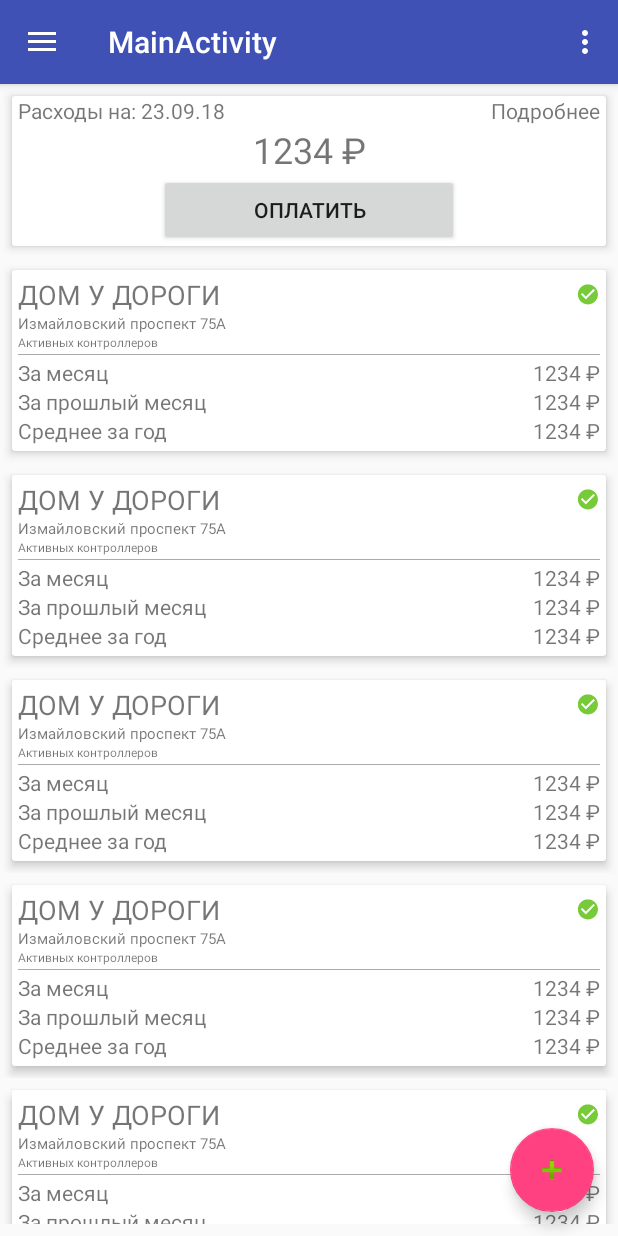
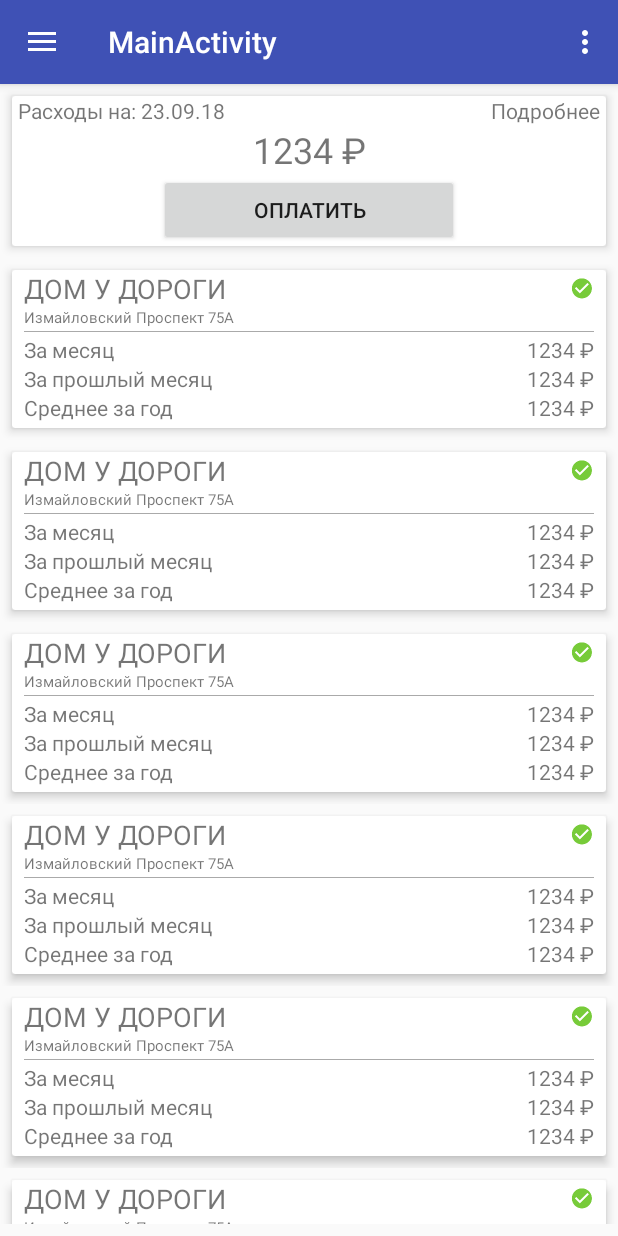
Before and after one commit to M4MController/android-app, an Android app: the screen it shows after launch (MainActivity), on a phone screen of 412 x 824 dp. Run offline under Robolectric (Android 15) with nearby library versions, the phone set to English and light mode, and no system bars; our stand-ins replace ButterKnife, Dagger/Hilt's generated code.

Commit message:
Added object activity

```diff
--- a/app/src/main/AndroidManifest.xml
+++ b/app/src/main/AndroidManifest.xml
@@ -22,6 +22,11 @@
             </intent-filter>
 
         </activity>
+
+        <activity
+            android:name=".ui.object.ObjectActivity"
+            android:label="@string/title_activity_main"
+            android:theme="@style/AppTheme.NoActionBar" />
     </application>
 
 </manifest>
--- a/app/src/main/java/com/m4m/lieroz/m4m_mobile/di/component/ActivityComponent.java
+++ b/app/src/main/java/com/m4m/lieroz/m4m_mobile/di/component/ActivityComponent.java
@@ -3,6 +3,7 @@ package com.m4m.lieroz.m4m_mobile.di.component;
 import com.m4m.lieroz.m4m_mobile.di.PerActivity;
 import com.m4m.lieroz.m4m_mobile.di.module.ActivityModule;
 import com.m4m.lieroz.m4m_mobile.ui.main.MainActivity;
+import com.m4m.lieroz.m4m_mobile.ui.object.ObjectActivity;
 
 import dagger.Component;
 
@@ -11,4 +12,6 @@ import dagger.Component;
 public interface ActivityComponent {
 
     void inject(MainActivity activity);
+
+    void inject(ObjectActivity activity);
 }
--- a/app/src/main/java/com/m4m/lieroz/m4m_mobile/di/module/ActivityModule.java
+++ b/app/src/main/java/com/m4m/lieroz/m4m_mobile/di/module/ActivityModule.java
@@ -8,6 +8,9 @@ import com.m4m.lieroz.m4m_mobile.di.PerActivity;
 import com.m4m.lieroz.m4m_mobile.ui.main.MainMvpPresenter;
 import com.m4m.lieroz.m4m_mobile.ui.main.MainMvpView;
 import com.m4m.lieroz.m4m_mobile.ui.main.MainPresenter;
+import com.m4m.lieroz.m4m_mobile.ui.object.ObjectMvpPresenter;
+import com.m4m.lieroz.m4m_mobile.ui.object.ObjectMvpView;
+import com.m4m.lieroz.m4m_mobile.ui.object.ObjectPresenter;
 
 import dagger.Module;
 import dagger.Provides;
@@ -37,4 +40,10 @@ public class ActivityModule {
     MainMvpPresenter<MainMvpView> provideMainPresenter(MainPresenter<MainMvpView> presenter) {
         return presenter;
     }
+
+    @Provides
+    @PerActivity
+    ObjectMvpPresenter<ObjectMvpView> provideObjectPresenter(ObjectPresenter<ObjectMvpView> presenter) {
+        return presenter;
+    }
 }
--- a/app/src/main/java/com/m4m/lieroz/m4m_mobile/ui/main/MainActivity.java
+++ b/app/src/main/java/com/m4m/lieroz/m4m_mobile/ui/main/MainActivity.java
@@ -2,8 +2,6 @@ package com.m4m.lieroz.m4m_mobile.ui.main;
 
 import android.os.Bundle;
 import android.support.annotation.NonNull;
-import android.support.design.widget.FloatingActionButton;
-import android.support.design.widget.Snackbar;
 import android.support.v4.view.GravityCompat;
 import android.support.v7.widget.LinearLayoutManager;
 import android.support.v7.widget.RecyclerView;
@@ -37,9 +35,6 @@ public class MainActivity extends BaseActivity implements MainMvpView {
     @BindView(R.id.nav_view)
     NavigationView mNavigationView;
 
-    @BindView(R.id.fab)
-    FloatingActionButton mFab;
-
     @BindView(R.id.toolbar)
     Toolbar mToolbar;
 
@@ -50,11 +45,7 @@ public class MainActivity extends BaseActivity implements MainMvpView {
 
         getActivityComponent().inject(this);
         setUnBinder(ButterKnife.bind(this));
-        mPresenter.onAttach(this);
         setUp();
-
-        mRecyclerView.setLayoutManager(new LinearLayoutManager(this));
-        mRecyclerView.setAdapter(new MainAdapter());
     }
 
     @Override
@@ -72,6 +63,8 @@ public class MainActivity extends BaseActivity implements MainMvpView {
 
     @Override
     protected void setUp() {
+        mPresenter.onAttach(this);
+
         setSupportActionBar(mToolbar);
         ActionBarDrawerToggle toggle = new ActionBarDrawerToggle(
                 this,
@@ -94,13 +87,8 @@ public class MainActivity extends BaseActivity implements MainMvpView {
         toggle.syncState();
         setupNavMenu();
 
-        mFab.setOnClickListener(new View.OnClickListener() {
-            @Override
-            public void onClick(View view) {
-                Snackbar.make(view, "Replace with your own action", Snackbar.LENGTH_LONG)
-                        .setAction("Action", null).show();
-            }
-        });
+        mRecyclerView.setLayoutManager(new LinearLayoutManager(this));
+        mRecyclerView.setAdapter(new MainAdapter());
     }
 
     @Override
--- a/app/src/main/java/com/m4m/lieroz/m4m_mobile/ui/main/MainAdapter.java
+++ b/app/src/main/java/com/m4m/lieroz/m4m_mobile/ui/main/MainAdapter.java
@@ -1,6 +1,9 @@
 package com.m4m.lieroz.m4m_mobile.ui.main;
 
+import android.content.Context;
+import android.content.Intent;
 import android.support.annotation.NonNull;
+import android.support.v7.widget.CardView;
 import android.support.v7.widget.RecyclerView;
 import android.view.LayoutInflater;
 import android.view.View;
@@ -8,13 +11,29 @@ import android.view.ViewGroup;
 
 import com.m4m.lieroz.m4m_mobile.R;
 import com.m4m.lieroz.m4m_mobile.ui.base.BaseViewHolder;
+import com.m4m.lieroz.m4m_mobile.ui.object.ObjectActivity;
+
+import butterknife.BindView;
+import butterknife.ButterKnife;
 
 public class MainAdapter extends RecyclerView.Adapter<BaseViewHolder> {
 
     public class ViewHolder extends BaseViewHolder {
 
-        public ViewHolder(View itemView) {
+        @BindView(R.id.object_card_view)
+        CardView mCardView;
+
+        public ViewHolder(final View itemView) {
             super(itemView);
+            ButterKnife.bind(this, itemView);
+
+            mCardView.setOnClickListener(new View.OnClickListener() {
+                @Override
+                public void onClick(View v) {
+                    Context context = itemView.getContext();
+                    context.startActivity(new Intent(context, ObjectActivity.class));
+                }
+            });
         }
 
         protected void clear() {
--- /dev/null
+++ b/app/src/main/java/com/m4m/lieroz/m4m_mobile/ui/object/ObjectAdapter.java
@@ -0,0 +1,4 @@
+package com.m4m.lieroz.m4m_mobile.ui.object;
+
+public class ObjectAdapter {
+}
--- /dev/null
+++ b/app/src/main/java/com/m4m/lieroz/m4m_mobile/ui/object/ObjectMvpPresenter.java
@@ -0,0 +1,6 @@
+package com.m4m.lieroz.m4m_mobile.ui.object;
+
+import com.m4m.lieroz.m4m_mobile.ui.base.MvpPresenter;
+
+public interface ObjectMvpPresenter<V extends ObjectMvpView> extends MvpPresenter<V> {
+}
--- /dev/null
+++ b/app/src/main/java/com/m4m/lieroz/m4m_mobile/ui/object/ObjectMvpView.java
@@ -0,0 +1,6 @@
+package com.m4m.lieroz.m4m_mobile.ui.object;
+
+import com.m4m.lieroz.m4m_mobile.ui.base.MvpView;
+
+public interface ObjectMvpView extends MvpView {
+}
--- a/app/src/main/res/layout/app_bar_main.xml
+++ b/app/src/main/res/layout/app_bar_main.xml
@@ -27,12 +27,4 @@
         android:layout_height="match_parent"
         app:layout_behavior="@string/appbar_scrolling_view_behavior" />
 
-    <android.support.design.widget.FloatingActionButton
-        android:id="@+id/fab"
-        android:layout_width="wrap_content"
-        android:layout_height="wrap_content"
-        android:layout_gravity="bottom|end"
-        android:layout_margin="@dimen/fab_margin"
-        app:srcCompat="@android:drawable/ic_input_add" />
-
 </android.support.design.widget.CoordinatorLayout>
--- a/app/src/main/res/layout/object_recycler_item.xml
+++ b/app/src/main/res/layout/object_recycler_item.xml
@@ -6,6 +6,7 @@
     android:layout_height="wrap_content">
 
     <android.support.v7.widget.CardView
+        android:id="@+id/object_card_view"
         android:layout_width="match_parent"
         android:layout_height="wrap_content"
         android:layout_marginBottom="8dp"
@@ -22,12 +23,14 @@
         <LinearLayout
             android:layout_width="match_parent"
             android:layout_height="match_parent"
-            android:layout_margin="4dp"
+            android:layout_marginBottom="4dp"
+            android:layout_marginEnd="8dp"
+            android:layout_marginStart="8dp"
             android:orientation="vertical">
 
             <LinearLayout
                 android:layout_width="match_parent"
-                android:layout_height="match_parent"
+                android:layout_height="wrap_content"
                 android:orientation="horizontal">
 
                 <TextView
@@ -35,6 +38,7 @@
                     android:layout_width="match_parent"
                     android:layout_height="wrap_content"
                     android:layout_weight="1"
+                    android:gravity="center_vertical|start"
                     android:text="ДОМ У ДОРОГИ"
                     android:textSize="18sp" />
 
@@ -42,25 +46,20 @@
                     android:id="@+id/object_status_icon_view"
                     android:layout_width="wrap_content"
                     android:layout_height="match_parent"
+                    android:layout_gravity="top|end"
                     android:layout_weight="1"
                     app:srcCompat="@drawable/ic_ok" />
 
             </LinearLayout>
 
             <TextView
-                android:id="@+id/object_street_view"
-                android:layout_width="match_parent"
-                android:layout_height="0dp"
-                android:layout_weight="1"
-                android:text="Измайловский проспект 75А"
-                android:textSize="10sp" />
-
-            <TextView
-                android:id="@+id/object_active_controllers_view"
+                android:id="@+id/object_card_street_view"
                 android:layout_width="match_parent"
                 android:layout_height="wrap_content"
-                android:text="Активных контроллеров"
-                android:textSize="8sp" />
+                android:layout_weight="1"
+                android:gravity="center_vertical|start"
+                android:text="Измайловский Проспект 75А"
+                android:textSize="10sp" />
 
             <View
                 android:layout_width="match_parent"
@@ -74,65 +73,68 @@
                 android:layout_height="match_parent"
                 android:orientation="horizontal">
 
+                <LinearLayout
+                    android:layout_width="wrap_content"
+                    android:layout_height="match_parent"
+                    android:orientation="vertical">
+
                     <TextView
                         android:id="@+id/object_month_sum_title"
-                    android:layout_width="wrap_content"
+                        android:layout_width="match_parent"
                         android:layout_height="wrap_content"
                         android:layout_weight="1"
+                        android:gravity="start"
                         android:text="За месяц" />
 
                     <TextView
-                    android:id="@+id/object_month_sum_data"
-                    android:layout_width="wrap_content"
+                        android:id="@+id/object_prev_month_sum_title"
+                        android:layout_width="match_parent"
                         android:layout_height="wrap_content"
                         android:layout_weight="1"
-                    android:gravity="right|center"
-                    android:text="@string/currency" />
+                        android:clickable="true"
+                        android:gravity="start"
+                        android:text="За прошлый месяц" />
+
+                    <TextView
+                        android:id="@+id/object_year_avg_title"
+                        android:layout_width="match_parent"
+                        android:layout_height="wrap_content"
+                        android:layout_weight="1"
+                        android:gravity="start"
+                        android:text="Среднее за год" />
                 </LinearLayout>
 
                 <LinearLayout
                     android:layout_width="match_parent"
                     android:layout_height="match_parent"
-                android:orientation="horizontal">
+                    android:orientation="vertical">
 
                     <TextView
-                    android:id="@+id/object_prev_month_sum_title"
-                    android:layout_width="wrap_content"
+                        android:id="@+id/object_month_sum_data"
+                        android:layout_width="match_parent"
                         android:layout_height="wrap_content"
                         android:layout_weight="1"
-                    android:clickable="true"
-                    android:text="За прошлый месяц" />
+                        android:gravity="end"
+                        android:text="@string/currency" />
 
                     <TextView
                         android:id="@+id/object_prev_month_sum_data"
-                    android:layout_width="wrap_content"
+                        android:layout_width="match_parent"
                         android:layout_height="wrap_content"
                         android:layout_weight="1"
-                    android:gravity="right|center"
+                        android:gravity="end"
                         android:text="@string/currency" />
-            </LinearLayout>
-
-            <LinearLayout
-                android:layout_width="match_parent"
-                android:layout_height="match_parent"
-                android:orientation="horizontal">
-
-                <TextView
-                    android:id="@+id/object_year_avg_title"
-                    android:layout_width="wrap_content"
-                    android:layout_height="wrap_content"
-                    android:layout_weight="1"
-                    android:text="Среднее за год" />
 
                     <TextView
                         android:id="@+id/object_year_avg_data"
-                    android:layout_width="wrap_content"
+                        android:layout_width="match_parent"
                         android:layout_height="wrap_content"
-                    android:layout_gravity="right|center"
                         android:layout_weight="1"
-                    android:gravity="right|center"
+                        android:gravity="end"
                         android:text="@string/currency" />
                 </LinearLayout>
             </LinearLayout>
+
+        </LinearLayout>
     </android.support.v7.widget.CardView>
 </android.support.constraint.ConstraintLayout>
```
Also changed, not shown: app/src/main/java/com/m4m/lieroz/m4m_mobile/ui/object/ObjectActivity.java (added, +43 -0 lines), app/src/main/java/com/m4m/lieroz/m4m_mobile/ui/object/ObjectPresenter.java (added, +13 -0 lines), app/src/main/res/layout/activity_object.xml (added, +25 -0 lines). Lines whose indentation alone changed are shown as unchanged.
